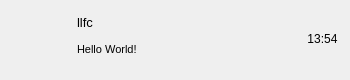
CNGoSeI/IMClient, file Resource/Skin/Chatuserwid.ui: the form before one commit.
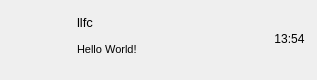
The form after the commit. Icons and pictures are not drawn.

```diff
--- a/Resource/Skin/Chatuserwid.ui
+++ b/Resource/Skin/Chatuserwid.ui
@@ -6,7 +6,7 @@
    <rect>
     <x>0</x>
     <y>0</y>
-    <width>350</width>
+    <width>317</width>
     <height>80</height>
    </rect>
   </property>
```
